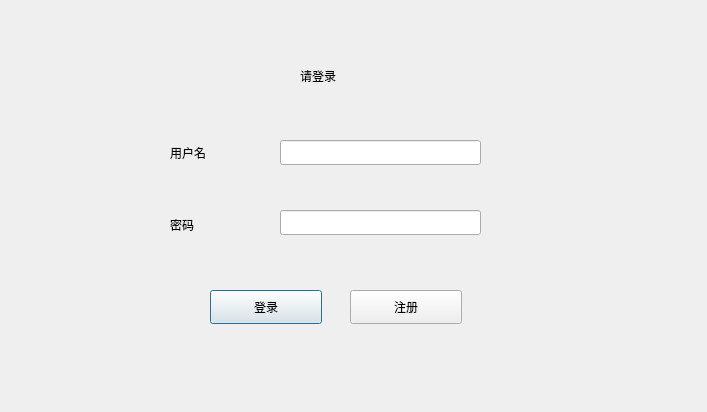
This is client/login.ui in josh1147/QT-chat as Qt 5 draws it before an edit. The edited form follows.
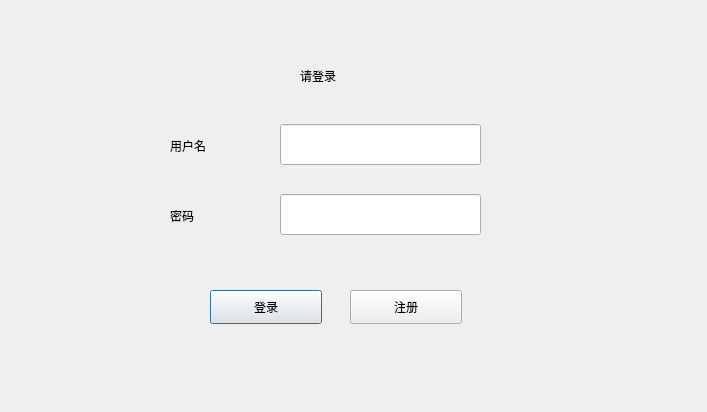
This is the edited form.

What changed in the file:
```diff
--- a/client/login.ui
+++ b/client/login.ui
@@ -30,7 +30,7 @@
    <property name="geometry">
     <rect>
      <x>170</x>
-     <y>137</y>
+     <y>130</y>
      <width>71</width>
      <height>31</height>
     </rect>
@@ -43,7 +43,7 @@
    <property name="geometry">
     <rect>
      <x>170</x>
-     <y>209</y>
+     <y>200</y>
      <width>71</width>
      <height>31</height>
     </rect>
@@ -56,9 +56,9 @@
    <property name="geometry">
     <rect>
      <x>280</x>
-     <y>140</y>
+     <y>124</y>
      <width>201</width>
-     <height>25</height>
+     <height>41</height>
     </rect>
    </property>
   </widget>
@@ -66,9 +66,9 @@
    <property name="geometry">
     <rect>
      <x>280</x>
-     <y>210</y>
+     <y>194</y>
      <width>201</width>
-     <height>25</height>
+     <height>41</height>
     </rect>
    </property>
   </widget>
```
